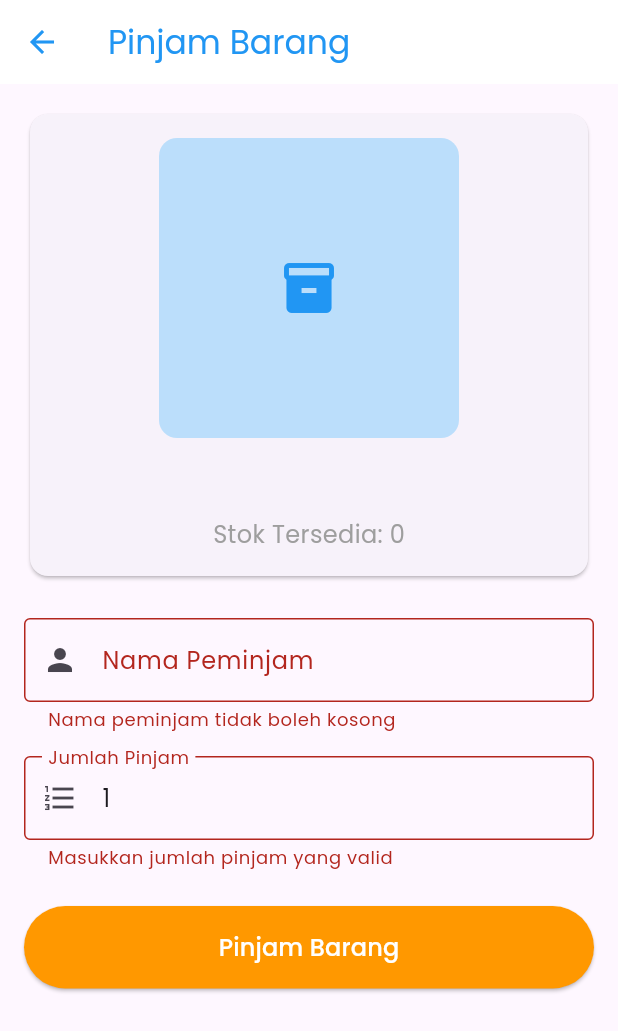
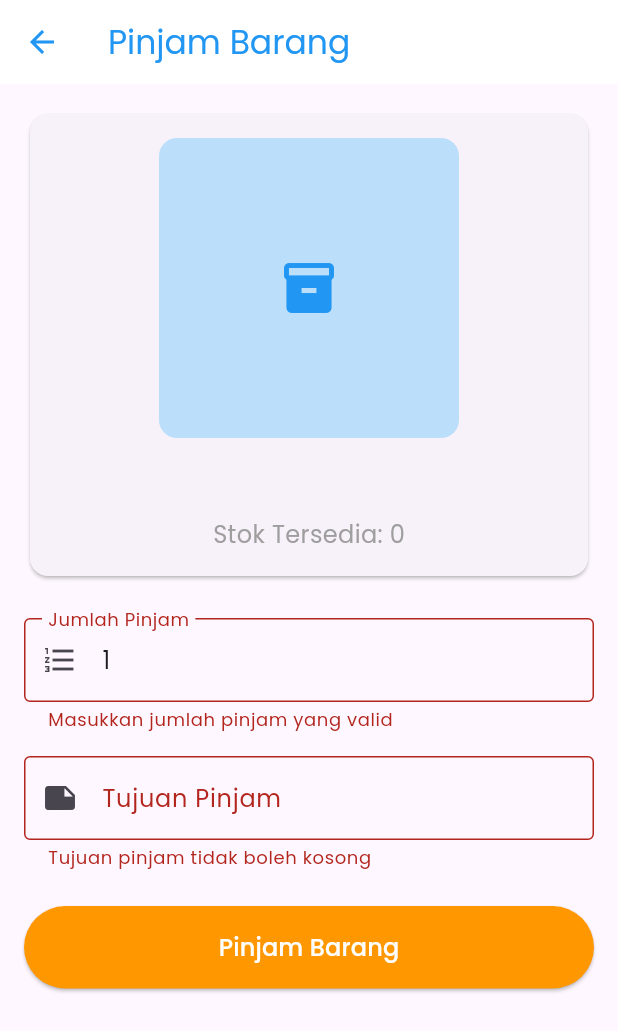
Before and after one commit to Aqsaaaa/polres_supabase, a Flutter app: the BorrowItemScreen screen opened directly with empty values, after a tap on "Pinjam Barang", on a phone screen of 412 x 824 dp. Shown: the top 1031 px of the screen. Run offline on Flutter 3.47's test engine with Material 3 defaults, Android fonts, the phone set to English and light mode, and no system bars; our stand-ins replace curved_navigation_bar, flutter_dotenv, google_fonts, image_picker, loading_animation_widget, supabase_flutter; accounts and stored records are empty.

Commit message:
feat(category): add category function

```diff
--- a/lib/models/history.dart
+++ b/lib/models/history.dart
@@ -1,7 +1,4 @@
-enum HistoryStatus {
-  borrowed,
-  returned,
-}
+enum HistoryStatus { borrowed, returned }
 
 class History {
   final String id;
@@ -9,6 +6,8 @@ class History {
   final String itemName;
   final String borrowerName;
   final String responsiblePerson;
+  final String category;
+  final String purpose;
   final int quantity;
   final HistoryStatus status;
   final DateTime createdAt;
@@ -20,6 +19,8 @@ class History {
     required this.itemName,
     required this.borrowerName,
     required this.responsiblePerson,
+    required this.category,
+    required this.purpose,
     required this.quantity,
     required this.status,
     required this.createdAt,
@@ -33,12 +34,16 @@ class History {
       itemName: json['item_name'] ?? '',
       borrowerName: json['borrower_name'] ?? '',
       responsiblePerson: json['responsible_person'] ?? '',
+      category: json['category'] ?? '',
+      purpose: json['purpose'] ?? '',
       quantity: json['quantity'] ?? 1,
       status: HistoryStatus.values.firstWhere(
         (e) => e.toString() == 'HistoryStatus.${json['status']}',
         orElse: () => HistoryStatus.borrowed,
       ),
-      createdAt: DateTime.parse(json['created_at'] ?? DateTime.now().toIso8601String()),
+      createdAt: DateTime.parse(
+        json['created_at'] ?? DateTime.now().toIso8601String(),
+      ),
       returnedAt: json['returned_at'] != null
           ? DateTime.parse(json['returned_at'])
           : null,
@@ -52,6 +57,8 @@ class History {
       'item_name': itemName,
       'borrower_name': borrowerName,
       'responsible_person': responsiblePerson,
+      'category': category,
+      'purpose': purpose,
       'quantity': quantity,
       'status': status.toString().split('.').last,
       'created_at': createdAt.toIso8601String(),
@@ -65,6 +72,8 @@ class History {
     String? itemName,
     String? borrowerName,
     String? responsiblePerson,
+    String? category,
+    String? purpose,
     int? quantity,
     HistoryStatus? status,
     DateTime? createdAt,
@@ -76,6 +85,8 @@ class History {
       itemName: itemName ?? this.itemName,
       borrowerName: borrowerName ?? this.borrowerName,
       responsiblePerson: responsiblePerson ?? this.responsiblePerson,
+      category: category ?? this.category,
+      purpose: purpose ?? this.purpose,
       quantity: quantity ?? this.quantity,
       status: status ?? this.status,
       createdAt: createdAt ?? this.createdAt,
--- a/lib/models/item.dart
+++ b/lib/models/item.dart
@@ -1,6 +1,7 @@
 class Item {
   final String id;
   final String name;
+  final String category;
   final String image;
   final int stock;
   final DateTime createdAt;
@@ -9,6 +10,7 @@ class Item {
   Item({
     required this.id,
     required this.name,
+    required this.category,
     required this.image,
     required this.stock,
     required this.createdAt,
@@ -19,10 +21,15 @@ class Item {
     return Item(
       id: json['id'] ?? '',
       name: json['name'] ?? '',
+      category: json['category'] ?? '',
       image: json['image'] ?? '',
       stock: json['stock'] ?? 0,
-      createdAt: DateTime.parse(json['created_at'] ?? DateTime.now().toIso8601String()),
-      updatedAt: DateTime.parse(json['updated_at'] ?? DateTime.now().toIso8601String()),
+      createdAt: DateTime.parse(
+        json['created_at'] ?? DateTime.now().toIso8601String(),
+      ),
+      updatedAt: DateTime.parse(
+        json['updated_at'] ?? DateTime.now().toIso8601String(),
+      ),
     );
   }
 
@@ -30,6 +37,7 @@ class Item {
     return {
       'id': id,
       'name': name,
+      'category': category,
       'image': image,
       'stock': stock,
       'created_at': createdAt.toIso8601String(),
@@ -40,6 +48,7 @@ class Item {
   Item copyWith({
     String? id,
     String? name,
+    String? category,
     String? image,
     int? stock,
     DateTime? createdAt,
@@ -48,6 +57,7 @@ class Item {
     return Item(
       id: id ?? this.id,
       name: name ?? this.name,
+      category: category ?? this.category,
       image: image ?? this.image,
       stock: stock ?? this.stock,
       createdAt: createdAt ?? this.createdAt,
--- a/lib/screens/home/borrow_item_screen.dart
+++ b/lib/screens/home/borrow_item_screen.dart
@@ -16,14 +16,14 @@ class BorrowItemScreen extends StatefulWidget {
 
 class _BorrowItemScreenState extends State<BorrowItemScreen> {
   final _formKey = GlobalKey<FormState>();
-  final _borrowerNameController = TextEditingController();
   final _quantityController = TextEditingController(text: '1');
+  final _purposeController = TextEditingController();
   bool _isLoading = false;
 
   @override
   void dispose() {
-    _borrowerNameController.dispose();
     _quantityController.dispose();
+    _purposeController.dispose();
     super.dispose();
   }
 
@@ -32,16 +32,20 @@ class _BorrowItemScreenState extends State<BorrowItemScreen> {
 
     final currentUser = AuthService.getCurrentUser();
     if (currentUser == null) {
-      ScaffoldMessenger.of(context).showSnackBar(
-        const SnackBar(content: Text('User belum login')),
-      );
+      ScaffoldMessenger.of(
+        context,
+      ).showSnackBar(const SnackBar(content: Text('User belum login')));
       return;
     }
 
     final int quantity = int.tryParse(_quantityController.text) ?? 1;
     if (quantity <= 0 || quantity > widget.item.stock) {
       ScaffoldMessenger.of(context).showSnackBar(
-        SnackBar(content: Text('Jumlah pinjam harus antara 1 dan ${widget.item.stock}')),
+        SnackBar(
+          content: Text(
+            'Jumlah pinjam harus antara 1 dan ${widget.item.stock}',
+          ),
+        ),
       );
       return;
     }
@@ -55,8 +59,10 @@ class _BorrowItemScreenState extends State<BorrowItemScreen> {
       await HistoryService.borrowItem(
         itemId: widget.item.id,
         itemName: widget.item.name,
-        borrowerName: _borrowerNameController.text.trim(),
+        borrowerName: currentUser.name,
         responsiblePerson: currentUser.name,
+        category: widget.item.category,
+        purpose: _purposeController.text.trim(),
         quantity: quantity,
       );
 
@@ -156,22 +162,6 @@ class _BorrowItemScreenState extends State<BorrowItemScreen> {
               ),
               const SizedBox(height: 24),
               TextFormField(
-                controller: _borrowerNameController,
-                textCapitalization: TextCapitalization.words,
-                decoration: const InputDecoration(
-                  labelText: 'Nama Peminjam',
-                  border: OutlineInputBorder(),
-                  prefixIcon: Icon(Icons.person),
-                ),
-                validator: (value) {
-                  if (value == null || value.isEmpty) {
-                    return 'Nama peminjam tidak boleh kosong';
-                  }
-                  return null;
-                },
-              ),
-              const SizedBox(height: 16),
-              TextFormField(
                 controller: _quantityController,
                 keyboardType: TextInputType.number,
                 decoration: const InputDecoration(
@@ -183,6 +173,21 @@ class _BorrowItemScreenState extends State<BorrowItemScreen> {
                   final qty = int.tryParse(value ?? '');
                   if (qty == null || qty <= 0 || qty > widget.item.stock) {
                     return 'Masukkan jumlah pinjam yang valid';
+                  }
+                  return null;
+                },
+              ),
+              const SizedBox(height: 16),
+              TextFormField(
+                controller: _purposeController,
+                decoration: const InputDecoration(
+                  labelText: 'Tujuan Pinjam',
+                  border: OutlineInputBorder(),
+                  prefixIcon: Icon(Icons.note),
+                ),
+                validator: (value) {
+                  if (value == null || value.isEmpty) {
+                    return 'Tujuan pinjam tidak boleh kosong';
                   }
                   return null;
                 },
--- a/lib/screens/home/history_screen.dart
+++ b/lib/screens/home/history_screen.dart
@@ -161,6 +161,8 @@ class _HistoryScreenState extends State<HistoryScreen>
           children: [
             Text('Peminjam: ${history.borrowerName}'),
             Text('Penanggung Jawab: ${history.responsiblePerson}'),
+            Text('Kategori: ${history.category}'),
+            Text('Tujuan: ${history.purpose}'),
             Text(
               isBorrowed
                   ? 'Dipinjam: ${_formatDate(history.createdAt)}'
--- a/lib/services/item_service.dart
+++ b/lib/services/item_service.dart
@@ -25,6 +25,7 @@ class ItemService {
     required String name,
     required String image,
     required int stock,
+    String category = '',
   }) async {
     final response = await supabase
         .from(Tables.items)
@@ -32,6 +33,7 @@ class ItemService {
           'name': name,
           'image': image,
           'stock': stock,
+          'category': category,
           'created_at': DateTime.now().toIso8601String(),
           'updated_at': DateTime.now().toIso8601String(),
         })
@@ -46,6 +48,7 @@ class ItemService {
     String? name,
     String? image,
     int? stock,
+    String? category,
   }) async {
     final updateData = <String, dynamic>{
       'updated_at': DateTime.now().toIso8601String(),
@@ -54,6 +57,7 @@ class ItemService {
     if (name != null) updateData['name'] = name;
     if (image != null) updateData['image'] = image;
     if (stock != null) updateData['stock'] = stock;
+    if (category != null) updateData['category'] = category;
 
     final response = await supabase
         .from(Tables.items)
```
Also changed, not shown: lib/models/category.dart (added, +35 -0 lines), lib/screens/home/add_item_screen.dart (+59 -1 lines), lib/services/category_service.dart (added, +41 -0 lines), lib/services/history_service.dart (+21 -12 lines), 1 other file.
